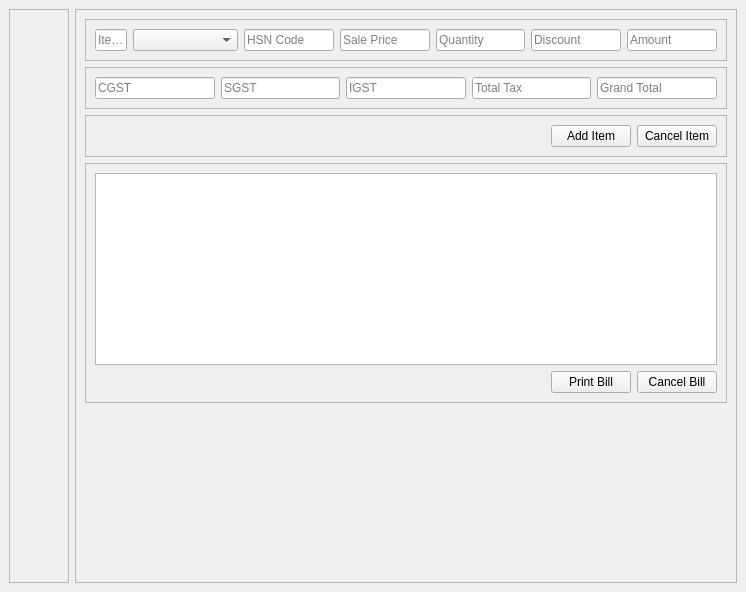
Before: the Qt Designer form UI/DesignerFiles/Dashboard.ui in naayifmuhammad/LocalShop_Connect, drawn with Qt 5.
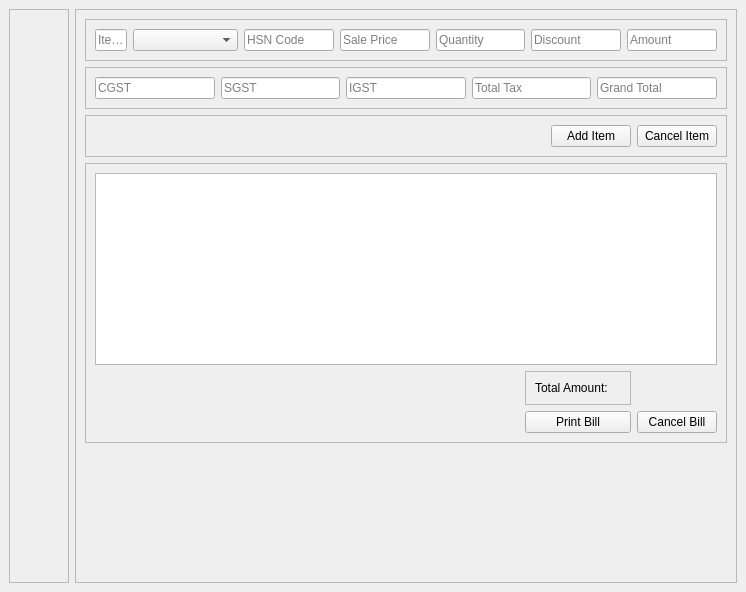
After: the same form once the commit is applied. Icons and pictures are not drawn.

What changed in the file:
```diff
--- a/UI/DesignerFiles/Dashboard.ui
+++ b/UI/DesignerFiles/Dashboard.ui
@@ -489,33 +489,26 @@
               <enum>QFrame::Raised</enum>
              </property>
              <layout class="QGridLayout" name="gridLayout">
-              <item row="1" column="1">
-               <widget class="QPushButton" name="confirmBillBtn">
-                <property name="text">
-                 <string>Print Bill</string>
+              <item row="2" column="0">
+               <spacer name="horizontalSpacer_2">
+                <property name="orientation">
+                 <enum>Qt::Horizontal</enum>
                 </property>
-               </widget>
+                <property name="sizeHint" stdset="0">
+                 <size>
+                  <width>40</width>
+                  <height>20</height>
+                 </size>
+                </property>
+               </spacer>
               </item>
-              <item row="1" column="2">
+              <item row="2" column="2">
                <widget class="QPushButton" name="cancelBillBtn">
                 <property name="text">
                  <string>Cancel Bill</string>
                 </property>
                </widget>
               </item>
-              <item row="1" column="0">
-               <spacer name="horizontalSpacer_2">
-                <property name="orientation">
-                 <enum>Qt::Horizontal</enum>
-                </property>
-                <property name="sizeHint" stdset="0">
-                 <size>
-                  <width>40</width>
-                  <height>20</height>
-                 </size>
-                </property>
-               </spacer>
-              </item>
               <item row="0" column="0" colspan="3">
                <widget class="QTableView" name="cartView">
                 <property name="horizontalScrollBarPolicy">
@@ -550,6 +543,39 @@
                 </attribute>
                </widget>
               </item>
+              <item row="2" column="1">
+               <widget class="QPushButton" name="confirmBillBtn">
+                <property name="text">
+                 <string>Print Bill</string>
+                </property>
+               </widget>
+              </item>
+              <item row="1" column="1">
+               <widget class="QFrame" name="frame">
+                <property name="frameShape">
+                 <enum>QFrame::StyledPanel</enum>
+                </property>
+                <property name="frameShadow">
+                 <enum>QFrame::Raised</enum>
+                </property>
+                <layout class="QHBoxLayout" name="horizontalLayout_4">
+                 <item>
+                  <widget class="QLabel" name="totalAmountLabel">
+                   <property name="text">
+                    <string>Total Amount:</string>
+                   </property>
+                  </widget>
+                 </item>
+                 <item>
+                  <widget class="QLabel" name="totalAmountCalculated">
+                   <property name="text">
+                    <string/>
+                   </property>
+                  </widget>
+                 </item>
+                </layout>
+               </widget>
+              </item>
              </layout>
             </widget>
            </item>
```
Left out of the diff: 6 changed lines with no effect on the pictures.
